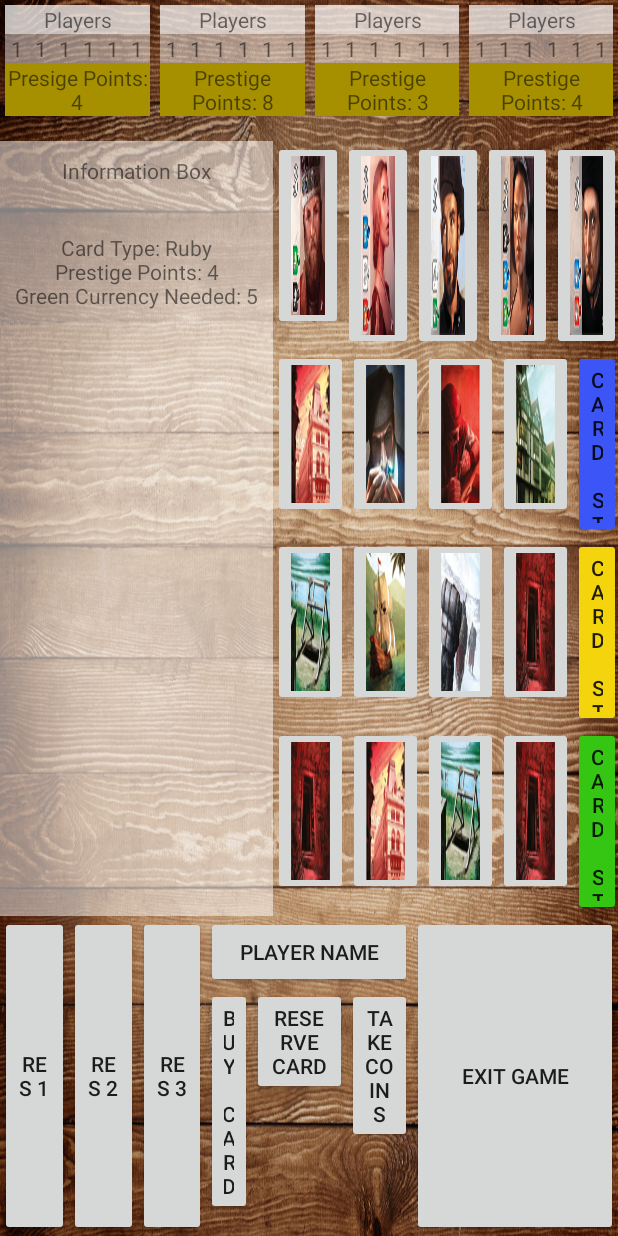
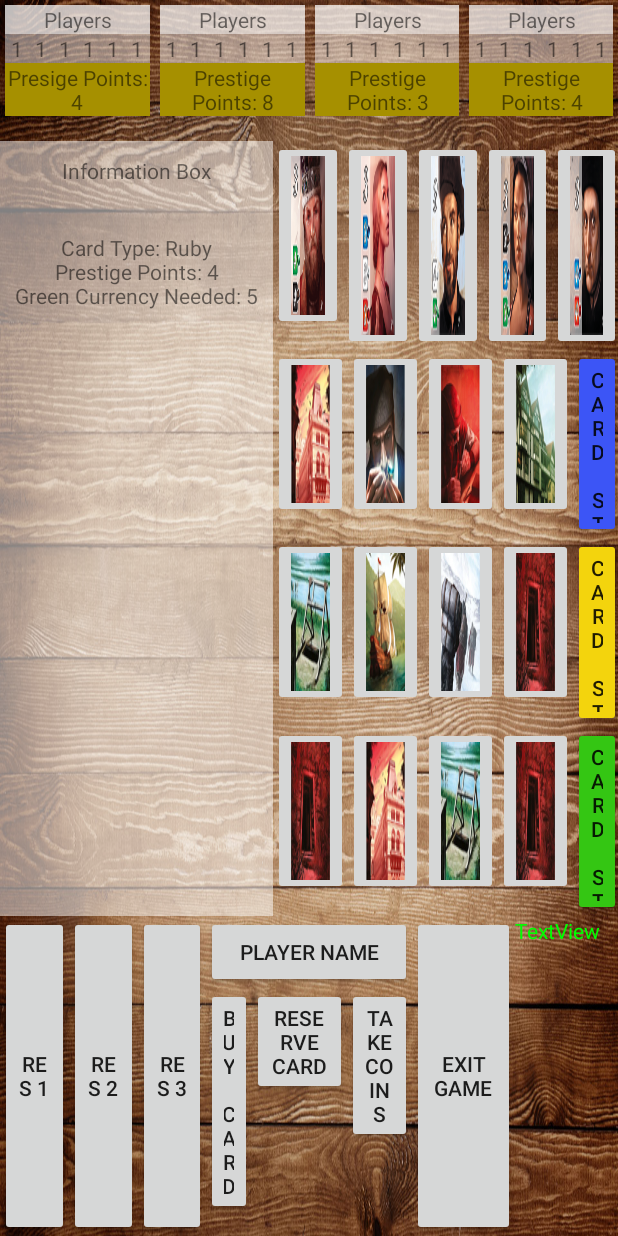
Before and after one commit to brownr425/Splendor, an Android app: the layout splendor_human_player.xml on its own in the app's theme, with its tools: preview values and no code run, on a phone screen of 412 x 824 dp. Run offline under Robolectric (Android 15) with nearby library versions, the phone set to English and light mode, and no system bars.

Commit message:
Coinbank TV

```diff
--- a/app/src/main/java/edu/up/cs301/splendor/Players/SplendorHumanPlayer.java
+++ b/app/src/main/java/edu/up/cs301/splendor/Players/SplendorHumanPlayer.java
@@ -88,6 +88,8 @@ public class SplendorHumanPlayer extends GameHumanPlayer implements OnClickListe
     Button buyButton;
     //Take Coins
     Button coinButton;
+
+    TextView coinB;
 
 
 
@@ -219,7 +221,7 @@ public class SplendorHumanPlayer extends GameHumanPlayer implements OnClickListe
         p4Gold.setText("" + state.getSplendorPlayer4().getGoldCoins());
         p4PrestigePt.setText(""+ state.getSplendorPlayer4().getPrestigePts());
 
-
+        coinB.setText("CB: R:" + state.getRubyCoins()+ "B:"+state.getSapphireCoins()+"G:"+state.getEmeraldCoins()+"W:"+state.getDiamondCoins()+"Br:"+state.getOnyxCoins());
 
         //Update info box to reflect selected card
         if(state.getSelected() != null) {
@@ -499,6 +501,8 @@ public class SplendorHumanPlayer extends GameHumanPlayer implements OnClickListe
         p4Gold= (TextView) activity.findViewById(R.id.goldPoint4);
         p4PrestigePt= (TextView) activity.findViewById(R.id.prestigePoint4);
 
+
+       coinB= (TextView) activity.findViewById(R.id.CB);
         // if we have a game state, "simulate" that we have just received
         // the state from the game so that the GUI values are updated
         if (state != null) {
--- a/app/src/main/res/layout/splendor_human_player.xml
+++ b/app/src/main/res/layout/splendor_human_player.xml
@@ -725,7 +725,17 @@
                 android:id="@+id/quitButton"
                 android:layout_width="match_parent"
                 android:layout_height="match_parent"
+                android:layout_weight="2"
                 android:text="EXIT GAME" />
+
+            <TextView
+                android:id="@+id/CB"
+                android:layout_width="match_parent"
+                android:layout_height="match_parent"
+                android:layout_weight="2"
+                android:textColor="@color/green"
+                android:text="TextView" />
+
         </LinearLayout>
 
     </LinearLayout>
```
